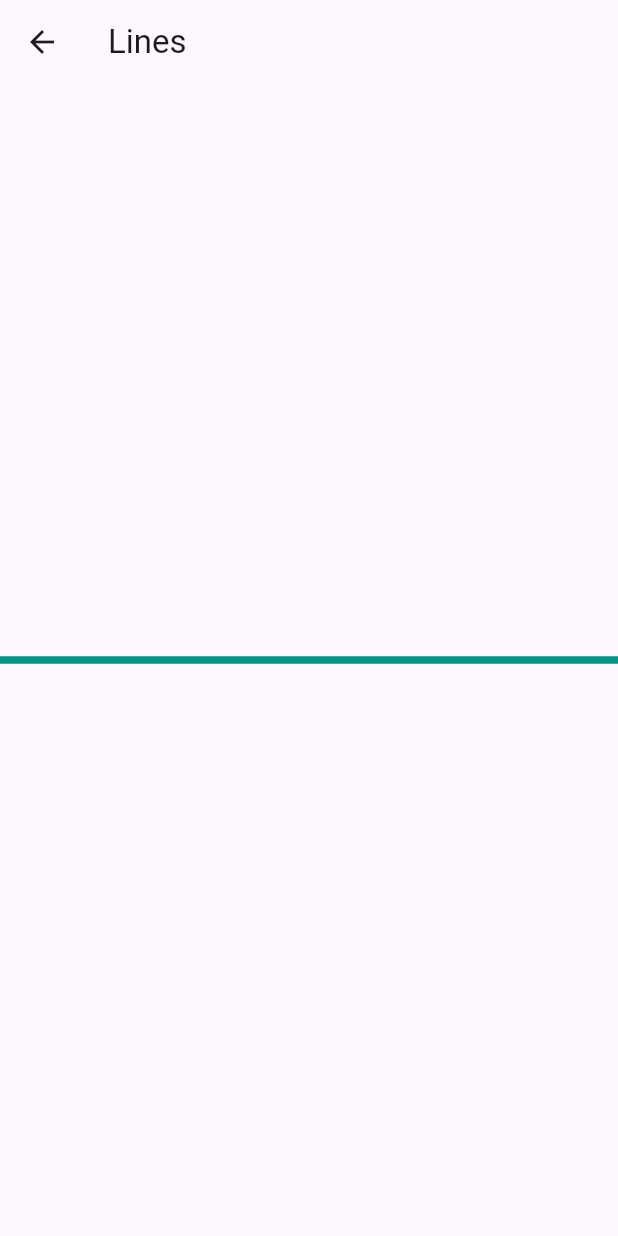
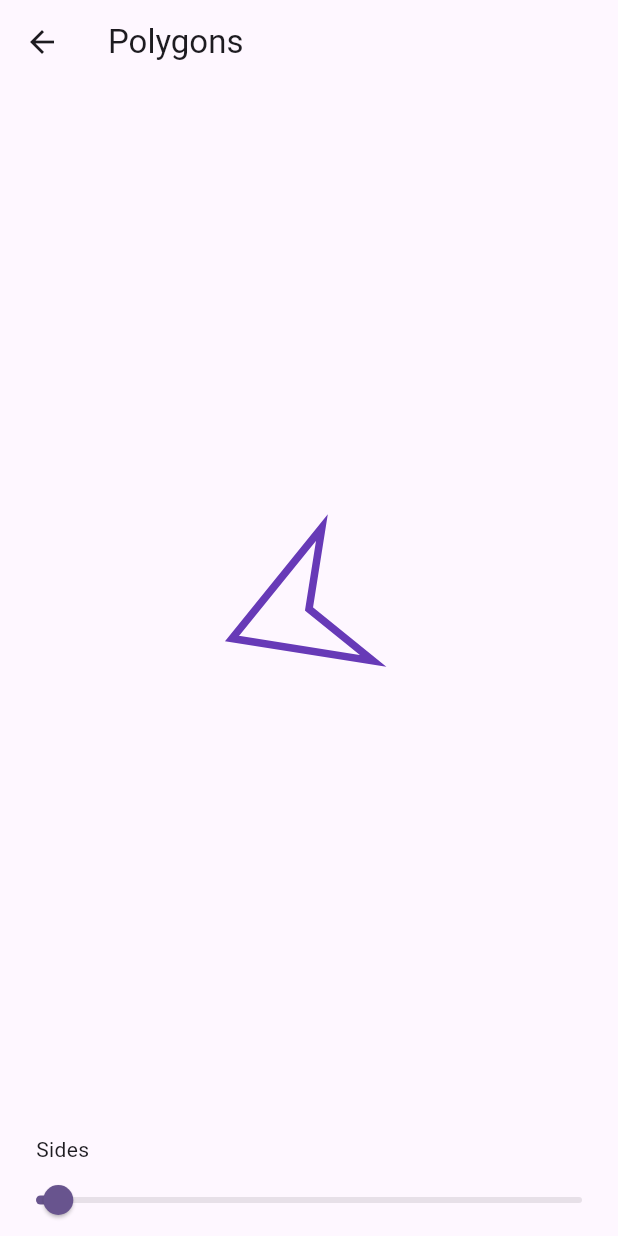
Before and after one commit to Rydham1308/crud_bloc_flutter, a Flutter app: the screen it shows after launch, after a tap on the "draw" icon, on a phone screen of 412 x 824 dp. Run offline on Flutter 3.47's test engine with Material 3 defaults, Android fonts, the phone set to English and light mode, and no system bars; our stand-ins replace auto_route, bloc_concurrency, flutter_bloc, fpdart, get_it, sqflite; missing offline and left inert: encrypt; accounts and stored records are empty; statements that could not run were skipped.

Commit message:
CustomPainter practice, SQFLite practice with encryption.

```diff
--- a/lib/modules/home/screens/home_screen.dart
+++ b/lib/modules/home/screens/home_screen.dart
@@ -7,6 +7,7 @@ import 'package:task_crud/constants/enum/status.dart';
 import 'package:task_crud/constants/routes/app_router.gr.dart';
 import 'package:task_crud/modules/home/bloc/crud_bloc.dart';
 import 'package:task_crud/modules/home/model/crud_model.dart';
+import 'package:task_crud/modules/home/repository/todo_repository.dart';
 
 @RoutePage()
 class HomeScreen extends StatefulWidget implements AutoRouteWrapper {
@@ -17,12 +18,16 @@ class HomeScreen extends StatefulWidget implements AutoRouteWrapper {
 
   @override
   Widget wrappedRoute(BuildContext context) {
-    return BlocProvider(
-      create: (context) {
-        return CrudBloc()..add(GetEvent());
-      },
-      child: this,
-    );
+    return MultiBlocProvider(providers: [
+      RepositoryProvider(
+        create: (context) => const TodoRepository(),
+      ),
+      BlocProvider(
+        create: (context) {
+          return CrudBloc(todoRepository: context.read<TodoRepository>())..add(GetEvent());
+        },
+      ),
+    ], child: this);
   }
 }
 
--- a/lib/modules/paint/my_painter.dart
+++ b/lib/modules/paint/my_painter.dart
@@ -1,20 +1,116 @@
+import 'dart:math' as math;
+
 import 'package:auto_route/annotations.dart';
 import 'package:flutter/material.dart';
 import 'package:task_crud/modules/paint/shape_painter.dart';
 
 @RoutePage()
-class MyPainter extends StatelessWidget {
+class MyPainter extends StatefulWidget {
   const MyPainter({super.key});
+
+  @override
+  State<MyPainter> createState() => _MyPainterState();
+}
+
+class _MyPainterState extends State<MyPainter> with TickerProviderStateMixin  {
+  var _sides = 3.0;
+
+  late Animation<double> animation;
+  late AnimationController controller;
+
+  late Animation<double> animation2;
+  late AnimationController controller2;
+
+  @override
+  void initState() {
+    super.initState();
+
+    controller = AnimationController(
+      vsync: this,
+      duration: const Duration(seconds: 4),
+    );
+
+    controller2 = AnimationController(
+      vsync: this,
+      duration: const Duration(seconds: 4),
+    );
+
+    Tween<double> radiusTween = Tween(begin: 0.0, end: 200);
+    Tween<double> rotationTween = Tween(begin: -math.pi, end: math.pi);
+
+    animation = rotationTween.animate(controller)
+      ..addListener(() {
+        setState(() {});
+      })
+      ..addStatusListener((status) {
+        if (status == AnimationStatus.completed) {
+          controller.repeat();
+        } else if (status == AnimationStatus.dismissed) {
+          controller.forward();
+        }
+      });
+
+    animation2 = radiusTween.animate(controller2)
+      ..addListener(() {
+        setState(() {});
+      })
+      ..addStatusListener((status) {
+        if (status == AnimationStatus.completed) {
+          controller2.reverse();
+        } else if (status == AnimationStatus.dismissed) {
+          controller2.forward();
+        }
+      });
+
+    controller.forward();
+    controller2.forward();
+  }
+
+  @override
+  void dispose() {
+    controller.dispose();
+    controller2.dispose();
+    super.dispose();
+  }
 
   @override
   Widget build(BuildContext context) {
     return Scaffold(
       appBar: AppBar(
-        title: const Text('Lines'),
+        title: const Text('Polygons'),
       ),
-      body: CustomPaint(
-        painter: ShapePainter(),
-        child: Container(),
+      body: SafeArea(
+        child: Column(
+          crossAxisAlignment: CrossAxisAlignment.start,
+          children: <Widget>[
+            Expanded(
+              child: AnimatedBuilder(
+                animation: animation,
+                builder: (context, snapshot) {
+                  return CustomPaint(
+                    painter: ShapePainter(_sides, animation2.value, animation.value),
+                    child: Container(),
+                  );
+                },
+              ),
+            ),
+            const Padding(
+              padding: EdgeInsets.only(left: 24.0),
+              child: Text('Sides'),
+            ),
+            Slider(
+              value: _sides,
+              min: 1.0,
+              max: 50.0,
+              label: _sides.toInt().toString(),
+              onChanged: (value) {
+                setState(() {
+                  _sides = value;
+                });
+              },
+            ),
+          ],
+        ),
       ),
     );
   }
--- a/lib/modules/paint/shape_painter.dart
+++ b/lib/modules/paint/shape_painter.dart
@@ -1,23 +1,42 @@
+import 'dart:math' as math;
+
 import 'package:flutter/material.dart';
 
 class ShapePainter extends CustomPainter {
+  final double sides;
+  final double radius;
+  final double radians;
+
+  ShapePainter(this.sides, this.radius, this.radians);
+
   @override
   void paint(Canvas canvas, Size size) {
     var paint = Paint()
-      ..color = Colors.teal
+      ..color = Colors.deepPurple
       ..strokeWidth = 5
       ..style = PaintingStyle.stroke
       ..strokeCap = StrokeCap.round;
 
     var path = Path();
-    path.moveTo(0, size.height / 2);
-    path.lineTo(size.width, size.height / 2);
+
+    var angle = (math.pi * 2) / sides;
+
+    Offset center = Offset(size.width / 2, size.height / 2);
+    Offset startPoint = const Offset(0,0);
+
+    path.moveTo(startPoint.dx + center.dx, startPoint.dy + center.dy);
+
+    for (int i = 1; i <= sides; i++) {
+      double x = radius * math.cos(radians + angle * i) + center.dx;
+      double y = radius * math.sin(radians + angle * i) + center.dy;
+      path.lineTo(x, y);
+    }
+    path.close();
     canvas.drawPath(path, paint);
   }
 
   @override
   bool shouldRepaint(CustomPainter oldDelegate) {
-    // TODO: implement shouldRepaint
-    return false;
+    return true;
   }
 }
--- a/pubspec.yaml
+++ b/pubspec.yaml
@@ -42,6 +42,8 @@ dependencies:
   sqflite: ^2.3.3+1
   path_provider:
   get_it:
+  sqflite_sqlcipher: ^3.1.0+1
+  encrypt: ^5.0.3
 
 dev_dependencies:
   flutter_test:
```
Also changed, not shown: lib/constants/helpers/db_helper.dart (+23 -0 lines), lib/modules/home/bloc/crud_bloc.dart (+39 -4 lines), lib/modules/home/model/crud_model.dart (+5 -5 lines), lib/modules/home/repository/todo_repository.dart (+31 -1 lines), pubspec.lock.
